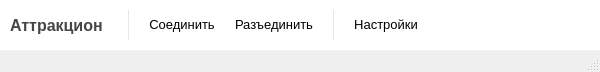
Above: AccessController/MainWindow.ui from Baxulio/ParkingACS before the change. Below: the same form after it.
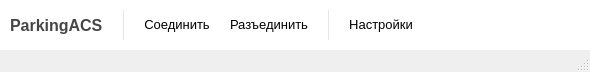
That is the form after the change. Icons and pictures are not drawn.

```diff
--- a/AccessController/MainWindow.ui
+++ b/AccessController/MainWindow.ui
@@ -6,7 +6,7 @@
    <rect>
     <x>0</x>
     <y>0</y>
-    <width>600</width>
+    <width>590</width>
     <height>72</height>
    </rect>
   </property>
@@ -116,7 +116,7 @@
           <string notr="true">color: rgb(70, 70, 70);</string>
          </property>
          <property name="text">
-          <string>Аттракцион </string>
+          <string>ParkingACS</string>
          </property>
         </widget>
        </item>
```
Left out of the diff: 8 changed lines with no effect on the pictures.
